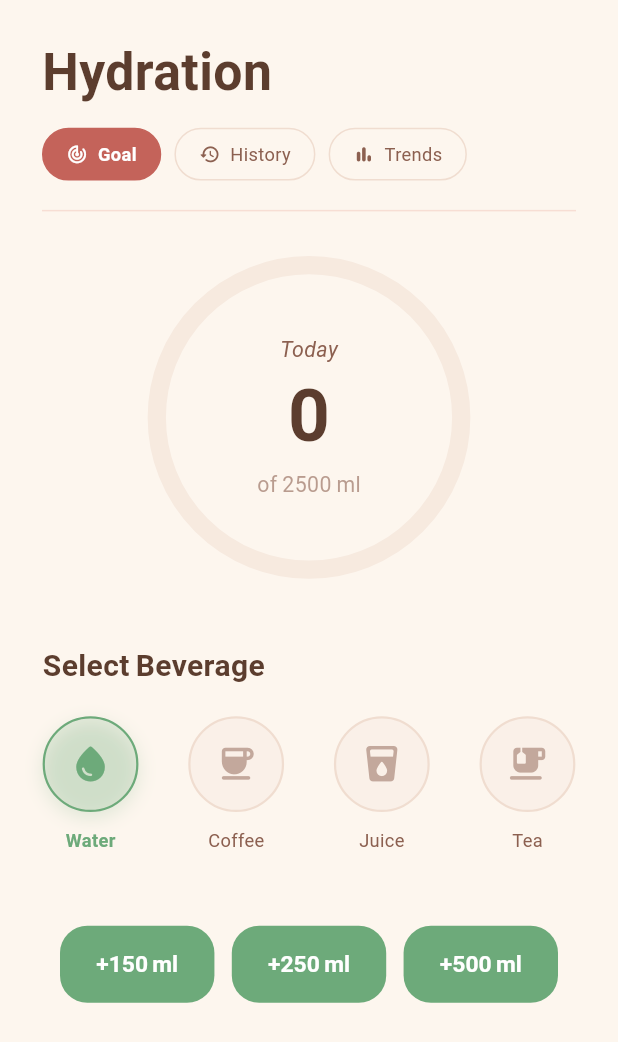
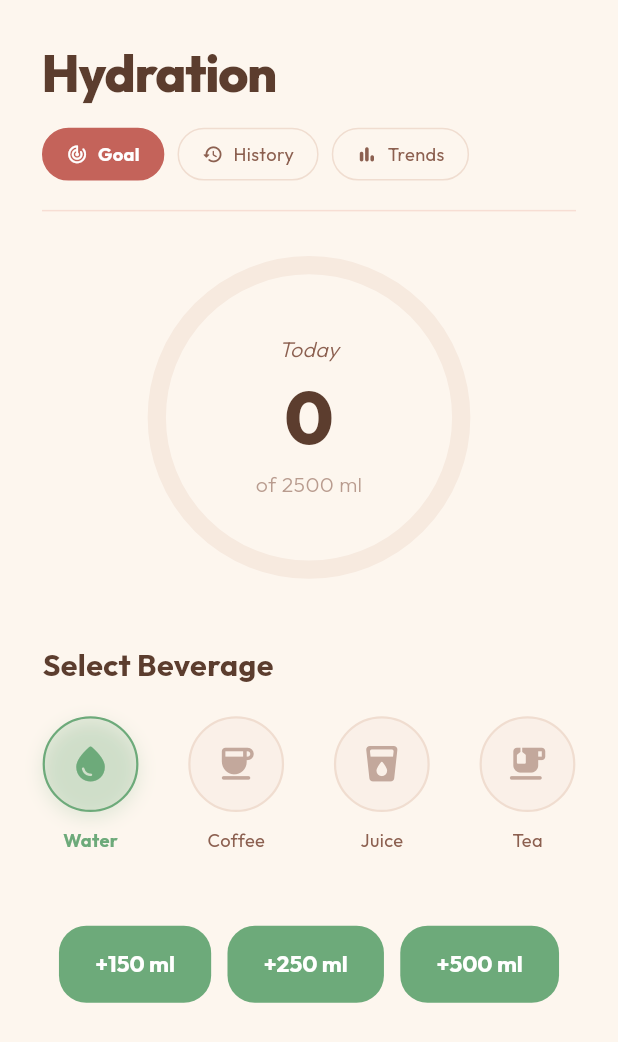
Before and after one commit to Cizerthapa/moodtracker, a Flutter app: the WaterIntakeScreen screen opened directly, on a phone screen of 412 x 824 dp. Shown: the top 1042 px of the screen. Run offline on Flutter 3.47's test engine with Material 3 defaults, Android fonts, the phone set to English and light mode, and no system bars; our stand-ins replace cloud_firestore, firebase_auth, firebase_core, firebase_storage, fl_chart, flutter_animate and 10 more; accounts and stored records are empty.

```diff
--- a/lib/features/water_intake/presentation/pages/water_intake_screen.dart
+++ b/lib/features/water_intake/presentation/pages/water_intake_screen.dart
@@ -1,7 +1,9 @@
 import 'dart:convert';
 import 'package:flutter/material.dart';
+import 'package:flutter/services.dart';
 import 'package:intl/intl.dart';
 import 'package:fl_chart/fl_chart.dart';
+import 'package:google_fonts/google_fonts.dart';
 import 'package:moodtrack/core/theme/app_colors.dart';
 import 'package:moodtrack/core/constants/app_strings.dart';
 import 'package:moodtrack/core/constants/app_constants.dart';
@@ -153,11 +155,11 @@ class _WaterIntakeScreenState extends State<WaterIntakeScreen> with SingleTicker
                 children: [
                   Text(
                     AppStrings.waterIntakeHeader,
-                    style: TextStyle(
-                      fontFamily: 'Georgia',
+                    style: GoogleFonts.outfit(
                       fontSize: 34.sp,
-                      fontWeight: FontWeight.bold,
+                      fontWeight: FontWeight.w800,
                       color: AppColors.warmBrown,
+                      letterSpacing: -0.8,
                     ),
                   ),
                   SizedBox(height: 12.h),
@@ -239,11 +241,10 @@ class _WaterIntakeScreenState extends State<WaterIntakeScreen> with SingleTicker
             SizedBox(width: 6.w),
             Text(
               label,
-              style: TextStyle(
-                fontFamily: 'Georgia',
+              style: GoogleFonts.outfit(
                 fontSize: 12.sp,
                 color: isSelected ? Colors.white : AppColors.softBrown,
-                fontWeight: isSelected ? FontWeight.bold : FontWeight.normal,
+                fontWeight: isSelected ? FontWeight.w700 : FontWeight.w400,
               ),
             ),
           ],
@@ -288,26 +289,25 @@ class _WaterIntakeScreenState extends State<WaterIntakeScreen> with SingleTicker
                 children: [
                   Text(
                     AppStrings.today,
-                    style: TextStyle(
-                      fontFamily: 'Georgia',
+                    style: GoogleFonts.outfit(
                       fontStyle: FontStyle.italic,
                       color: AppColors.softBrown,
+                      fontWeight: FontWeight.w300,
                     ),
                   ),
                   Text(
                     '$_currentIntake',
-                    style: TextStyle(
-                      fontFamily: 'Georgia',
+                    style: GoogleFonts.outfit(
                       fontSize: 48.sp,
-                      fontWeight: FontWeight.bold,
+                      fontWeight: FontWeight.w800,
                       color: AppColors.warmBrown,
                     ),
                   ),
                   Text(
                     AppStrings.drinkGoalMilli.replaceFirst('%s', '$_dailyGoal'),
-                    style: TextStyle(
-                      fontFamily: 'Georgia',
+                    style: GoogleFonts.outfit(
                       color: AppColors.softBrown.withValues(alpha: 0.6),
+                      fontWeight: FontWeight.w300,
                     ),
                   ),
                 ],
@@ -319,10 +319,9 @@ class _WaterIntakeScreenState extends State<WaterIntakeScreen> with SingleTicker
             alignment: Alignment.centerLeft,
             child: Text(
               AppStrings.selectBeverage,
-              style: TextStyle(
-                fontFamily: 'Georgia',
-                fontSize: 20,
-                fontWeight: FontWeight.bold,
+              style: GoogleFonts.outfit(
+                fontSize: 20.sp,
+                fontWeight: FontWeight.w700,
                 color: AppColors.warmBrown,
               ),
             ),
@@ -375,11 +374,10 @@ class _WaterIntakeScreenState extends State<WaterIntakeScreen> with SingleTicker
           const SizedBox(height: 10),
           Text(
             type.label,
-            style: TextStyle(
-              fontFamily: 'Georgia',
+            style: GoogleFonts.outfit(
               color: isSelected ? type.color : AppColors.softBrown,
               fontSize: 12.sp,
-              fontWeight: isSelected ? FontWeight.bold : FontWeight.normal,
+              fontWeight: isSelected ? FontWeight.w700 : FontWeight.w400,
             ),
           ),
         ],
@@ -399,9 +397,8 @@ class _WaterIntakeScreenState extends State<WaterIntakeScreen> with SingleTicker
       onPressed: () => _addDrink(amount),
       child: Text(
         '+$amount ml',
-        style: TextStyle(
-          fontFamily: 'Georgia',
-          fontWeight: FontWeight.bold,
+        style: GoogleFonts.outfit(
+          fontWeight: FontWeight.w700,
           fontSize: 15.sp,
         ),
       ),
@@ -418,11 +415,11 @@ class _WaterIntakeScreenState extends State<WaterIntakeScreen> with SingleTicker
             SizedBox(height: 16.h),
             Text(
               AppStrings.noHistory,
-              style: TextStyle(
-                fontFamily: 'Georgia',
+              style: GoogleFonts.outfit(
                 color: AppColors.softBrown,
                 fontStyle: FontStyle.italic,
                 fontSize: 14.sp,
+                fontWeight: FontWeight.w300,
               ),
             ),
           ],
@@ -477,20 +474,19 @@ class _WaterIntakeScreenState extends State<WaterIntakeScreen> with SingleTicker
                     children: [
                       Text(
                         entry.type.label,
-                        style: TextStyle(
-                          fontFamily: 'Georgia',
-                          fontWeight: FontWeight.bold,
+                        style: GoogleFonts.outfit(
+                          fontWeight: FontWeight.w700,
                           color: AppColors.warmBrown,
                           fontSize: 14.sp,
                         ),
                       ),
                       Text(
                         DateFormat('MMM d · h:mm a').format(entry.timestamp),
-                        style: TextStyle(
-                          fontFamily: 'Georgia',
+                        style: GoogleFonts.outfit(
                           color: AppColors.softBrown,
                           fontSize: 11.sp,
                           fontStyle: FontStyle.italic,
+                          fontWeight: FontWeight.w300,
                         ),
                       ),
                     ],
@@ -498,9 +494,8 @@ class _WaterIntakeScreenState extends State<WaterIntakeScreen> with SingleTicker
                 ),
                 Text(
                   '${entry.amount} ml',
-                  style: TextStyle(
-                    fontFamily: 'Georgia',
-                    fontWeight: FontWeight.bold,
+                  style: GoogleFonts.outfit(
+                    fontWeight: FontWeight.w700,
                     fontSize: 16.sp,
                     color: AppColors.warmBrown,
                   ),
@@ -538,10 +533,9 @@ class _WaterIntakeScreenState extends State<WaterIntakeScreen> with SingleTicker
         children: [
           Text(
             AppStrings.last7Days,
-            style: TextStyle(
-              fontFamily: 'Georgia',
+            style: GoogleFonts.outfit(
               fontSize: 20.sp,
-              fontWeight: FontWeight.bold,
+              fontWeight: FontWeight.w700,
               color: AppColors.warmBrown,
             ),
           ),
@@ -558,7 +552,7 @@ class _WaterIntakeScreenState extends State<WaterIntakeScreen> with SingleTicker
                       getTooltipItem: (group, groupIndex, rod, rodIndex) {
                         return BarTooltipItem(
                           '${rod.toY.toInt()} ml',
-                          const TextStyle(color: Colors.white, fontFamily: 'Georgia', fontWeight: FontWeight.bold),
+                          GoogleFonts.outfit(color: Colors.white, fontWeight: FontWeight.w700),
                         );
                       },
                     ),
@@ -573,10 +567,9 @@ class _WaterIntakeScreenState extends State<WaterIntakeScreen> with SingleTicker
                             padding: const EdgeInsets.only(top: 8.0),
                             child: Text(
                               days[value.toInt()],
-                              style: TextStyle(
+                              style: GoogleFonts.outfit(
                                 color: AppColors.softBrown,
                                 fontSize: 11.sp,
-                                fontFamily: 'Georgia',
                               ),
                             ),
                           );
```
Also changed, not shown: lib/features/memories/presentation/pages/memory_detail_screen.dart (+8 -9 lines), lib/features/notes/presentation/pages/notes_screen.dart (+12 -13 lines).
